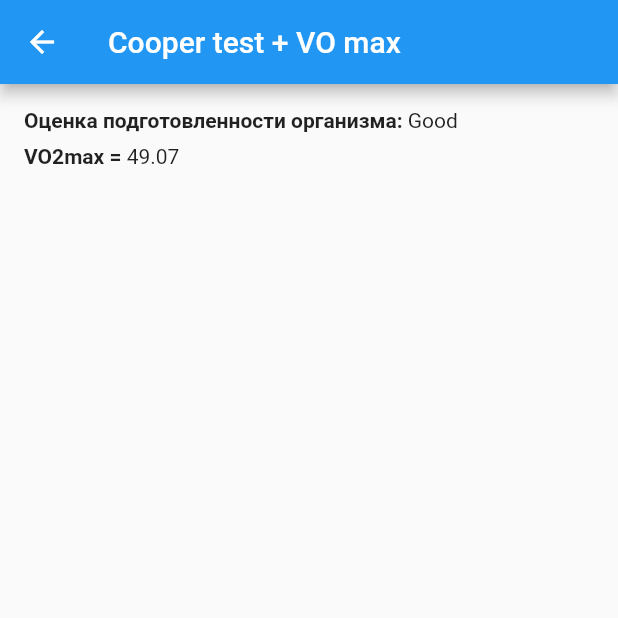
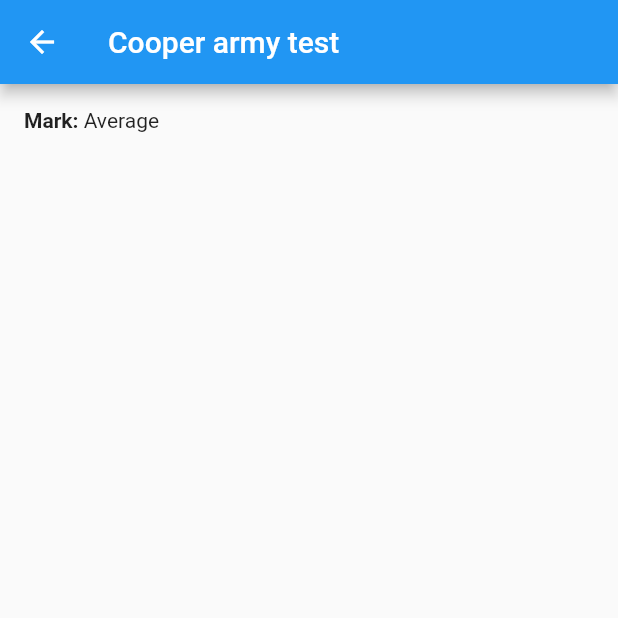
Before and after one commit to dnsflnv/kachculator, a Flutter app: the CooperStrongPage screen opened by its route, after a tap on "Calculate", on a phone screen of 412 x 824 dp, the top half of it. Run offline on Flutter 3.47's test engine with Material 2 defaults, Android fonts, the light colour scheme and no system bars; our stand-ins replace flutter_linkify, flutter_markdown.

Commit message:
Cooper strongman test WIP

```diff
--- a/lib/l10n/intl_en.arb
+++ b/lib/l10n/intl_en.arb
@@ -94,9 +94,15 @@
     "cooperDistanse":"Distanse (m)",
     "cooperDistanseValidation":"Please, enter the distanse in meters.",
     "isAthlete":"Are you professional athlete?",
+    "cooperMark":"Mark",
 
     "mcrobertPageTitle":"Body proportions (McRobert)",
     "mcrobertPageDesc":"Ideal Body Proportions Formula For the Natural Athlete (McRobert).",
     "mcrobertMin":"Minimum",
-    "mcrobertMax":"Maximum"
+    "mcrobertMax":"Maximum",
+
+    "cooperStrongPageTitle":"Cooper army test",
+    "cooperStrongMinutes":"UNTRANSLATED",
+    "cooperStrongMinutesValidation":"Please, enter number.",
+    "cooperStrongPageDesc":"UNTRANSLATED"
 }
--- /dev/null
+++ b/lib/models/calc_cooper_strong.dart
@@ -0,0 +1,12 @@
+import 'package:flutter/material.dart';
+import 'package:kachculator/generated/l10n.dart';
+
+String cooperStrong({BuildContext context, int minutes}) {
+  if (minutes < 3) {
+    return S.of(context).cooperExcellent;
+  } else if (minutes > 5) {
+    return S.of(context).cooperBad;
+  } else {
+    return S.of(context).cooperAverage;
+  }
+}
--- a/lib/pages/cooper_page.dart
+++ b/lib/pages/cooper_page.dart
@@ -166,9 +166,9 @@ class _CooperPageState extends State<CooperPage> {
                                     distanse: double.parse(tcDistanse.text))
                                 .toStringAsFixed(2);
                             res = '''
-**Оценка подготовленности организма:** $run
+**${S.of(context).cooperMark}:** $run
 
-**VO2max =** $vo''';
+**VO2 max =** $vo''';
                             Navigator.push(
                               context,
                               MaterialPageRoute(
--- a/lib/pages/cooper_strong_page.dart
+++ b/lib/pages/cooper_strong_page.dart
@@ -1,14 +1,10 @@
-import 'dart:io';
-
 import 'package:flutter/cupertino.dart';
-import 'package:flutter/foundation.dart';
 import 'package:flutter/material.dart';
 import 'package:flutter/services.dart';
 import 'package:kachculator/generated/l10n.dart';
-import 'package:kachculator/models/calc.dart';
+import 'package:kachculator/models/calc_cooper_strong.dart';
 import 'package:kachculator/pages/result_page.dart';
 import 'package:kachculator/widgets/mpWidgets.dart';
-import 'package:kachculator/models/calc_cooper_vomax.dart';
 
 class CooperStrongPage extends StatefulWidget {
   static String id = '/cooperStrong';
@@ -19,84 +15,43 @@ class CooperStrongPage extends StatefulWidget {
 
 class _CooperStrongPageState extends State<CooperStrongPage> {
   final _formKey = GlobalKey<FormState>();
-  TextEditingController tcDistanse;
-  TextEditingController tcAge;
-  bool isAthlete;
-  Gender gender;
+  TextEditingController tcMinutes;
 
   @override
   void initState() {
     super.initState();
-    tcDistanse = TextEditingController(text: '2700');
-    tcAge = TextEditingController(text: '27');
-    gender = Gender.male;
-    isAthlete = false;
+    tcMinutes = TextEditingController(text: '4');
   }
 
   @override
   Widget build(BuildContext context) {
     return Scaffold(
-      appBar: mpAppBar(title: Text(S.of(context).cooperPageTitle)),
-      body: Padding(
+      appBar: mpAppBar(title: Text(S.of(context).cooperStrongPageTitle)),
+      body: SafeArea(
+        child: Center(
+          child: Container(
+            constraints: BoxConstraints(maxWidth: 800.0),
+            child: Padding(
               padding: const EdgeInsets.all(8.0),
               child: Form(
                 key: _formKey,
                 child: ListView(
                   children: [
-              Text(S.of(context).cooperPageDesc),
+                    Text(S.of(context).cooperStrongPageDesc),
                     SizedBox(
                       height: 8.0,
-              ),
-              Row(
-                children: [
-                  Radio(
-                    value: Gender.female,
-                    groupValue: gender,
-                    onChanged: (value) {
-                      setState(() {
-                        gender = value;
-                      });
-                    },
-                  ),
-                  Text(S.of(context).female),
-                  Radio(
-                    value: Gender.male,
-                    groupValue: gender,
-                    onChanged: (value) {
-                      setState(() {
-                        gender = value;
-                      });
-                    },
-                  ),
-                  Text(S.of(context).male),
-                ],
                     ),
                     Padding(
                       padding: EdgeInsets.symmetric(vertical: 8.0),
                       child: TextFormField(
-                  controller: tcAge,
+                        controller: tcMinutes,
                         decoration: InputDecoration(
                           border: OutlineInputBorder(),
-                    labelText: S.of(context).age,
+                          labelText: S.of(context).cooperStrongMinutes,
                         ),
-                  inputFormatters: [FilteringTextInputFormatter.digitsOnly],
-                  validator: (value) {
-                    if (value.isEmpty || double.parse(value) <= 0) {
-                      return S.of(context).ageValidation;
-                    }
-                    return null;
-                  },
-                ),
-              ),
-              Padding(
-                padding: EdgeInsets.symmetric(vertical: 8.0),
-                child: TextFormField(
-                  controller: tcDistanse,
-                  decoration: InputDecoration(
-                    border: OutlineInputBorder(),
-                    labelText: S.of(context).cooperDistanse,
-                  ),
-                  inputFormatters: [FilteringTextInputFormatter.digitsOnly],
+                        inputFormatters: [
+                          FilteringTextInputFormatter.digitsOnly
+                        ],
                         validator: (value) {
                           if (value.isEmpty || double.parse(value) <= 0) {
                             return S.of(context).mcWristValidation;
@@ -105,70 +60,30 @@ class _CooperStrongPageState extends State<CooperStrongPage> {
                         },
                       ),
                     ),
-              //TODO: move this 2 mpWidgets.dart
-              if (!kIsWeb && (Platform.isMacOS || Platform.isIOS))
-                ListTile(
-                  title: Text(S.of(context).isAthlete),
-                  trailing: CupertinoSwitch(
-                    value: isAthlete,
-                    onChanged: (bool value) {
-                      setState(() {
-                        isAthlete = value;
-                      });
-                    },
-                  ),
-                  onTap: () {
-                    setState(() {
-                      isAthlete = !isAthlete;
-                    });
-                  },
-                ),
-              if (!(!kIsWeb && (Platform.isMacOS || Platform.isIOS)))
-                ListTile(
-                  title: Text(S.of(context).isAthlete),
-                  trailing: Switch(
-                    value: isAthlete,
-                    onChanged: (bool value) {
-                      setState(() {
-                        isAthlete = value;
-                      });
-                    },
-                  ),
-                  onTap: () {
-                    setState(() {
-                      isAthlete = !isAthlete;
-                    });
-                  },
+                    Padding(
+                      padding: EdgeInsets.symmetric(vertical: 8.0),
+                      child: Image.asset('/images/cooper.jpg'),
                     ),
                     Padding(
-                padding:
-                    const EdgeInsets.only(top: 16.0, left: 32.0, right: 32.0),
+                      padding: const EdgeInsets.only(
+                          top: 16.0, left: 32.0, right: 32.0),
                       child: mpButton(
                         label: S.of(context).calculate,
                         onPressed: () {
                           if (_formKey.currentState.validate()) {
                             String res = '';
-                      String run = cooperRun(
-                        distanse: int.parse(tcDistanse.text),
-                        gender: gender,
-                        age: int.parse(tcAge.text),
-                        isAthlete: this.isAthlete,
+                            String force = cooperStrong(
                                 context: context,
-                      );
-                      String vo =
-                          cooperVoMax(distanse: double.parse(tcDistanse.text))
-                              .toStringAsFixed(2);
+                                minutes: int.parse(tcMinutes.text));
                             res = '''
-**Оценка подготовленности организма:** $run
-
-**VO2max =** $vo''';
-
+**${S.of(context).cooperMark}:** $force
+''';
                             Navigator.push(
                               context,
                               MaterialPageRoute(
                                 builder: (context) => ResultPage(
                                   result: res,
-                            title: S.of(context).cooperPageTitle,
+                                  title: S.of(context).cooperStrongPageTitle,
                                 ),
                               ),
                             );
@@ -180,6 +95,9 @@ class _CooperStrongPageState extends State<CooperStrongPage> {
                 ),
               ),
             ),
+          ),
+        ),
+      ),
     );
   }
 }
--- a/pubspec.yaml
+++ b/pubspec.yaml
@@ -25,6 +25,7 @@ flutter:
   uses-material-design: true
   assets:
     - icons/
+    - images/
   # An image asset can refer to one or more resolution-specific "variants", see
   # https://flutter.dev/assets-and-images/#resolution-aware.
   # For details regarding adding assets from package dependencies, see
```
Also changed, not shown: lib/l10n/intl_ru_RU.arb (+8 -1 lines), lib/pages/home_page.dart (+27 -0 lines), icons/icons8-pushups-96.png (added), images/cooper.jpg (added), lib/generated/intl/messages_en.dart, lib/generated/intl/messages_ru_RU.dart, lib/generated/l10n.dart. Lines whose indentation alone changed are shown as unchanged.
